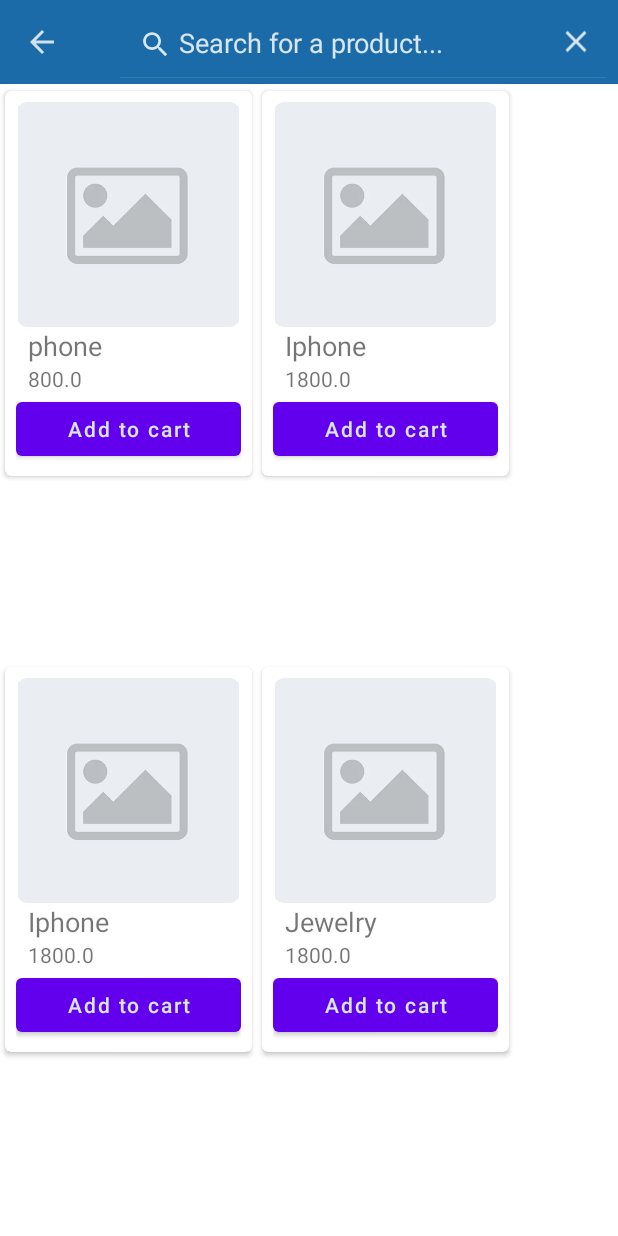
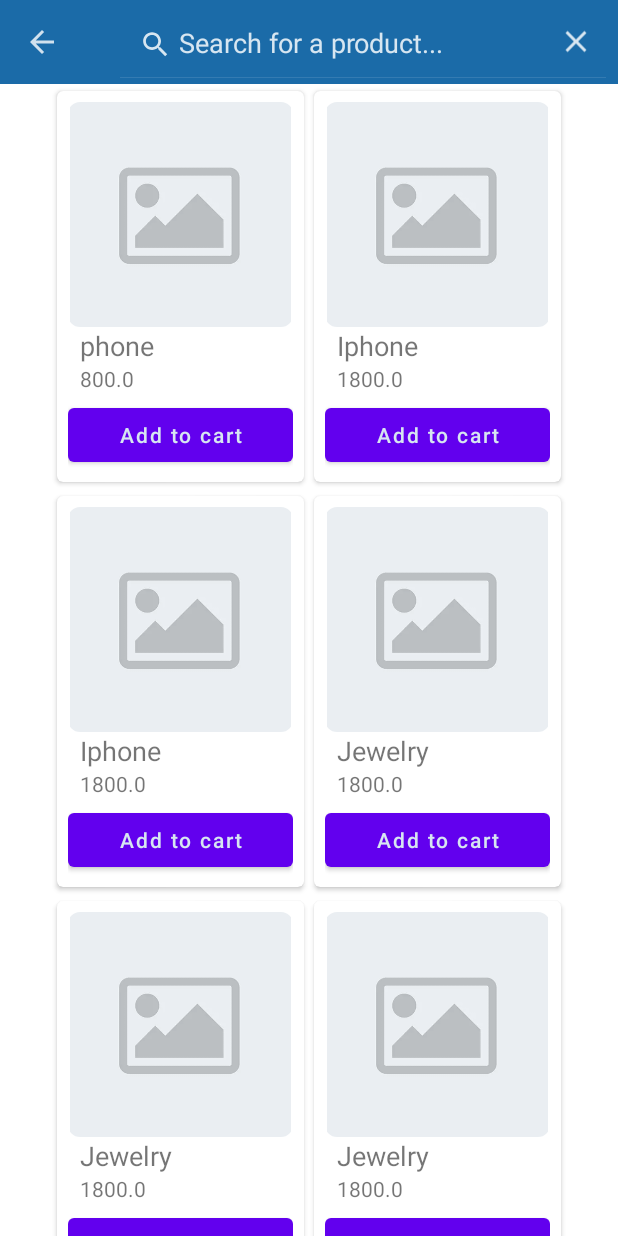
Before and after one commit to simona114/E-commerce, an Android app: the ProductsFragment screen opened through its navigation route, on a phone screen of 412 x 824 dp. Run offline under Robolectric (Android 15) with nearby library versions, the phone set to English and light mode, and no system bars; our stand-ins replace Dagger/Hilt's generated code, navigation-ui; pictures from the network do not load.

Commit message:
Improve design

```diff
--- a/app/src/main/java/com/example/e_commerce/ProductsFragment.kt
+++ b/app/src/main/java/com/example/e_commerce/ProductsFragment.kt
@@ -68,6 +68,9 @@ class ProductsFragment : Fragment() {
             ),
             ProductModel("Iphone", 1800.00, ProductCategory.ELECTRONICS, "url"),
             ProductModel("Iphone", 1800.00, ProductCategory.MEN_CLOTHING, "url"),
+            ProductModel("Jewelry", 1800.00, ProductCategory.JEWELRY, "url"),
+            ProductModel("Jewelry", 1800.00, ProductCategory.JEWELRY, "url"),
+            ProductModel("Jewelry", 1800.00, ProductCategory.JEWELRY, "url"),
             ProductModel("Jewelry", 1800.00, ProductCategory.JEWELRY, "url")
         )
 
@@ -76,7 +79,7 @@ class ProductsFragment : Fragment() {
 
         binding.rvProducts.apply {
             adapter = productAdapter
-            layoutManager = GridLayoutManager(activity, 2, GridLayoutManager.HORIZONTAL, false)
+            layoutManager = GridLayoutManager(activity, 2, GridLayoutManager.VERTICAL, false)
         }
 
     }
--- a/app/src/main/res/layout/fragment_home.xml
+++ b/app/src/main/res/layout/fragment_home.xml
@@ -45,6 +45,7 @@
         android:layout_width="match_parent"
         android:layout_height="wrap_content"
         android:text="Categories"
+        android:layout_marginVertical="8dp"
         android:textSize="22sp"
         app:layout_constraintEnd_toEndOf="parent"
         app:layout_constraintStart_toStartOf="parent"
--- a/app/src/main/res/layout/fragment_products.xml
+++ b/app/src/main/res/layout/fragment_products.xml
@@ -1,5 +1,5 @@
 <?xml version="1.0" encoding="utf-8"?>
-<FrameLayout xmlns:android="http://schemas.android.com/apk/res/android"
+<androidx.constraintlayout.widget.ConstraintLayout xmlns:android="http://schemas.android.com/apk/res/android"
     xmlns:tools="http://schemas.android.com/tools"
     android:layout_width="match_parent"
     android:layout_height="match_parent"
@@ -8,12 +8,11 @@
 
     <androidx.recyclerview.widget.RecyclerView
         android:id="@+id/rvProducts"
-        android:layout_width="match_parent"
-        android:layout_height="match_parent"
-        app:layout_constraintBottom_toBottomOf="parent"
+        android:layout_width="wrap_content"
+        android:layout_height="wrap_content"
         app:layout_constraintEnd_toEndOf="parent"
         app:layout_constraintStart_toStartOf="parent"
         app:layout_constraintTop_toTopOf="parent"
         tools:listitem="@layout/item_product" />
 
-</FrameLayout>
+</androidx.constraintlayout.widget.ConstraintLayout>
--- a/app/src/main/res/layout/item_product.xml
+++ b/app/src/main/res/layout/item_product.xml
@@ -3,10 +3,9 @@
     xmlns:app="http://schemas.android.com/apk/res-auto"
     android:layout_width="wrap_content"
     android:layout_height="wrap_content"
-    app:cardUseCompatPadding="true"
     app:cardElevation="2dp"
     app:cardPreventCornerOverlap="true"
-    >
+    app:cardUseCompatPadding="true">
 
     <androidx.constraintlayout.widget.ConstraintLayout
         android:layout_width="wrap_content"
@@ -17,6 +16,8 @@
             android:id="@+id/ivProductImage"
             android:layout_width="150dp"
             android:layout_height="150dp"
+
+            android:layout_marginBottom="4dp"
             android:src="@drawable/ic_launcher_background"
             app:layout_constraintEnd_toEndOf="parent"
             app:layout_constraintStart_toStartOf="parent"
@@ -39,7 +40,6 @@
         <TextView
             android:id="@+id/tvProductPrice"
             android:layout_width="0dp"
-
             android:layout_height="wrap_content"
             android:layout_marginHorizontal="8dp"
             android:text="Product price"
@@ -50,6 +50,7 @@
         <com.google.android.material.button.MaterialButton
             android:layout_width="0dp"
             android:layout_height="wrap_content"
+            android:layout_marginTop="4dp"
             android:text="Add to cart"
             android:textAllCaps="false"
             app:layout_constraintBottom_toBottomOf="parent"
```
